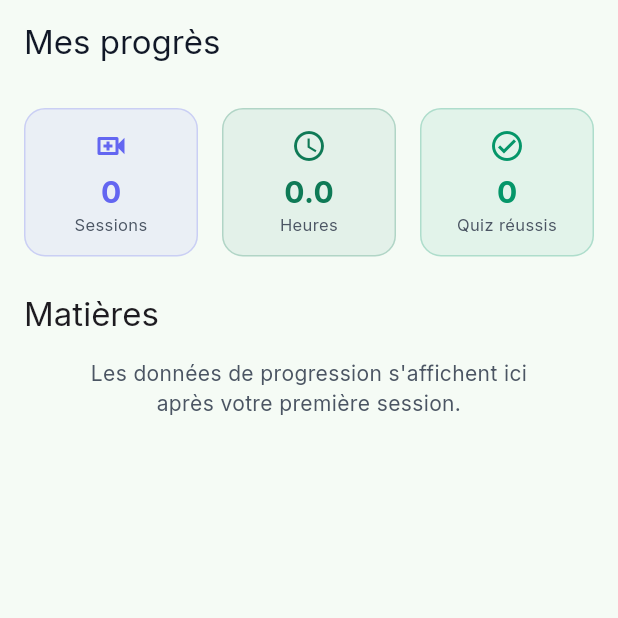
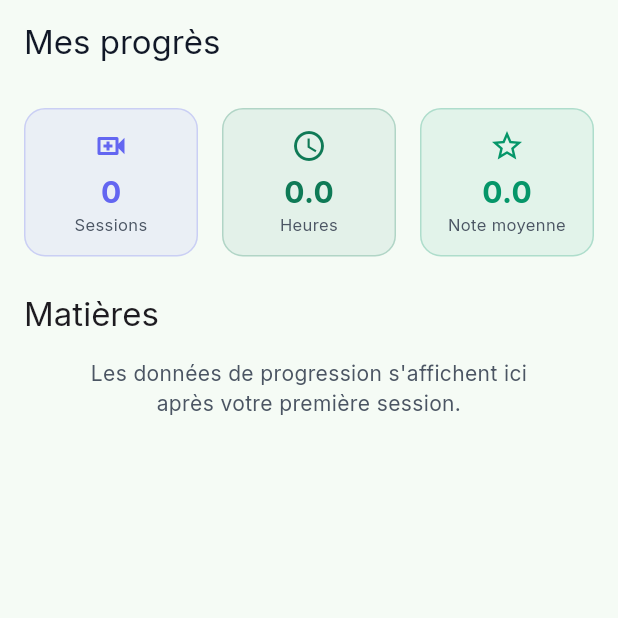
Before and after one commit to Skayls-dev/Suklu, a Flutter app: the screen it shows once a user with an empty profile is signed in, item 5 of the bottom bar chosen, on a phone screen of 412 x 824 dp, the top half of it. Run offline on Flutter 3.47's test engine with Material 3 defaults, Android fonts, the phone set to English and light mode, and no system bars; our stand-ins replace cloud_firestore, cloud_functions, connectivity_plus, data_table_2, dio, file_picker and 10 more; accounts and stored records are empty.

Commit message:
feat(mobile): add FCM handling and offline cache UX

```diff
--- a/apps/mobile/lib/app.dart
+++ b/apps/mobile/lib/app.dart
@@ -1,3 +1,5 @@
+import 'dart:async';
+
 import 'package:flutter/material.dart';
 import 'package:flutter_riverpod/flutter_riverpod.dart';
 import 'package:google_fonts/google_fonts.dart';
@@ -5,6 +7,7 @@ import 'package:google_fonts/google_fonts.dart';
 import 'core/constants/app_colors.dart';
 import 'core/constants/app_spacing.dart';
 import 'core/router/app_router.dart';
+import 'core/services/notification_handler_service.dart';
 
 class SukluApp extends ConsumerWidget {
   const SukluApp({super.key});
@@ -12,6 +15,7 @@ class SukluApp extends ConsumerWidget {
   @override
   Widget build(BuildContext context, WidgetRef ref) {
     final router = ref.watch(routerProvider);
+    unawaited(ref.read(notificationHandlerServiceProvider).init(router));
 
     return MaterialApp.router(
       title: 'Suklu',
--- a/apps/mobile/lib/core/router/app_router.dart
+++ b/apps/mobile/lib/core/router/app_router.dart
@@ -24,6 +24,7 @@ import '../../features/parent_linking/presentation/link_request_screen.dart';
 import '../../features/payments/presentation/payment_screen.dart';
 import '../../features/progress/presentation/progress_screen.dart';
 import '../../features/sessions/presentation/session_screen.dart';
+import '../widgets/offline_banner.dart';
 import 'route_guards.dart';
 
 // ─────────────────────────────────────────────────────────────────────────────
@@ -173,7 +174,12 @@ class _StudentShell extends ConsumerWidget {
   Widget build(BuildContext context, WidgetRef ref) {
     final idx = _selectedIndex(context);
     return Scaffold(
-      body: child,
+      body: Column(
+        children: [
+          const OfflineBanner(),
+          Expanded(child: child),
+        ],
+      ),
       bottomNavigationBar: NavigationBar(
         selectedIndex: idx,
         onDestinationSelected: (i) {
@@ -220,7 +226,12 @@ class _TutorShell extends ConsumerWidget {
   Widget build(BuildContext context, WidgetRef ref) {
     final idx = _selectedIndex(context);
     return Scaffold(
-      body: child,
+      body: Column(
+        children: [
+          const OfflineBanner(),
+          Expanded(child: child),
+        ],
+      ),
       bottomNavigationBar: NavigationBar(
         backgroundColor: AppColors.tutorAccent.withValues(alpha: 0.08),
         selectedIndex: idx,
@@ -264,7 +275,12 @@ class _ParentShell extends ConsumerWidget {
   Widget build(BuildContext context, WidgetRef ref) {
     final idx = _selectedIndex(context);
     return Scaffold(
-      body: child,
+      body: Column(
+        children: [
+          const OfflineBanner(),
+          Expanded(child: child),
+        ],
+      ),
       bottomNavigationBar: NavigationBar(
         selectedIndex: idx,
         onDestinationSelected: (i) {
--- a/apps/mobile/lib/features/booking/presentation/booking_detail_screen.dart
+++ b/apps/mobile/lib/features/booking/presentation/booking_detail_screen.dart
@@ -5,6 +5,7 @@ import 'package:intl/intl.dart';
 import '../../auth/presentation/auth_providers.dart';
 import '../../../core/constants/app_colors.dart';
 import '../../../core/constants/app_spacing.dart';
+import '../../../core/mixins/offline_guard_mixin.dart';
 import '../../../core/providers/firebase_providers.dart';
 import '../domain/booking_model.dart';
 
@@ -85,7 +86,8 @@ class _DetailView extends ConsumerStatefulWidget {
   ConsumerState<_DetailView> createState() => _DetailViewState();
 }
 
-class _DetailViewState extends ConsumerState<_DetailView> {
+class _DetailViewState extends ConsumerState<_DetailView>
+  with OfflineGuardMixin<_DetailView> {
   BookingModel get booking => widget.booking;
 
   Color _statusColor() => switch (booking.status) {
@@ -234,6 +236,7 @@ class _DetailViewState extends ConsumerState<_DetailView> {
   }
 
   void _confirmCancel(BuildContext context) {
+    guardOnline(context, () async {
       showDialog<void>(
         context: context,
         builder: (ctx) => AlertDialog(
@@ -257,6 +260,7 @@ class _DetailViewState extends ConsumerState<_DetailView> {
           ],
         ),
       );
+    });
   }
 }
 
--- a/apps/mobile/lib/features/progress/presentation/progress_screen.dart
+++ b/apps/mobile/lib/features/progress/presentation/progress_screen.dart
@@ -3,82 +3,41 @@ import 'package:flutter_riverpod/flutter_riverpod.dart';
 
 import '../../../core/constants/app_colors.dart';
 import '../../../core/constants/app_spacing.dart';
-import '../../../core/providers/firebase_providers.dart';
 import '../../auth/presentation/auth_providers.dart';
-
-// ── Progress data model ───────────────────────────────────────────────────────
-class _ProgressData {
-  const _ProgressData({
-    required this.sessions,
-    required this.hours,
-    required this.quizzes,
-    required this.subjectProgress,
-  });
-  final int sessions;
-  final double hours;
-  final int quizzes;
-  final Map<String, double> subjectProgress; // subject → 0.0-1.0
-}
-
-// ── Provider ──────────────────────────────────────────────────────────────────
-final _progressProvider = FutureProvider.autoDispose<_ProgressData>((ref) async {
-  final uid  = ref.watch(authStateNotifierProvider).value?.uid;
-  if (uid == null) return const _ProgressData(sessions: 0, hours: 0, quizzes: 0, subjectProgress: {});
-
-  final fs = ref.read(firestoreProvider);
-
-  // Completed bookings for this student
-  final bookingsSnap = await fs
-      .collection('bookings')
-      .where('studentId', isEqualTo: uid)
-      .where('status', isEqualTo: 'completed')
-      .get();
-
-  final bookings = bookingsSnap.docs.map((d) => d.data()).toList();
-  final sessions = bookings.length;
-  final totalMinutes = bookings.fold<int>(0, (sum, b) => sum + ((b['durationMinutes'] as num?)?.toInt() ?? 0));
-  final hours = totalMinutes / 60.0;
-
-  // Count sessions per subject
-  final subjectCounts = <String, int>{};
-  for (final b in bookings) {
-    final s = b['subjectId'] as String? ?? 'Autre';
-    subjectCounts[s] = (subjectCounts[s] ?? 0) + 1;
-  }
-  final maxCount = subjectCounts.values.fold(0, (m, v) => v > m ? v : m);
-  final subjectProgress = subjectCounts.map((k, v) =>
-      MapEntry(k, maxCount > 0 ? v / maxCount : 0.0));
-
-  // Successful quizzes in ai_logs
-  final quizSnap = await fs
-      .collection('ai_logs')
-      .where('userId', isEqualTo: uid)
-      .where('type', isEqualTo: 'quiz')
-      .where('success', isEqualTo: true)
-      .get();
-  final quizzes = quizSnap.docs.length;
-
-  return _ProgressData(
-    sessions: sessions,
-    hours: hours,
-    quizzes: quizzes,
-    subjectProgress: subjectProgress,
-  );
-});
+import '../data/progress_repository.dart';
 
 class ProgressScreen extends ConsumerWidget {
   const ProgressScreen({super.key});
 
   @override
   Widget build(BuildContext context, WidgetRef ref) {
-    final async = ref.watch(_progressProvider);
+    final uid = ref.watch(authStateNotifierProvider).value?.uid;
+    if (uid == null) {
+      return const Scaffold(body: Center(child: Text('Utilisateur non connecté')));
+    }
+    final async = ref.watch(studentProgressProvider(uid));
 
     return Scaffold(
       appBar: AppBar(title: const Text('Mes progrès')),
       body: async.when(
         loading: () => const Center(child: CircularProgressIndicator()),
         error:   (e, _) => Center(child: Text('Erreur: $e')),
-        data: (data) => SingleChildScrollView(
+        data: (records) {
+          final sessions = records.fold<int>(0, (sum, item) => sum + item.sessionCount);
+          final totalMinutes = records.fold<int>(0, (sum, item) => sum + item.totalMinutes);
+          final hours = totalMinutes / 60.0;
+          final ratings = records
+              .where((record) => record.averageRating > 0)
+              .map((record) => record.averageRating)
+              .toList();
+          final avgRating =
+              ratings.isEmpty ? 0.0 : ratings.reduce((a, b) => a + b) / ratings.length;
+          final subjectProgress = <String, double>{
+            for (final record in records)
+              record.subjectId: (record.sessionCount / 10).clamp(0.0, 1.0),
+          };
+
+          return SingleChildScrollView(
           padding: AppSpacing.pagePadding,
           child: Column(
             crossAxisAlignment: CrossAxisAlignment.start,
@@ -87,22 +46,22 @@ class ProgressScreen extends ConsumerWidget {
               Row(children: [
                 Expanded(child: _StatCard(
                   label: 'Sessions',
-                  value: '${data.sessions}',
+                  value: '$sessions',
                   icon: Icons.video_call_outlined,
                   color: AppColors.info,
                 )),
                 AppSpacing.gapMd,
                 Expanded(child: _StatCard(
                   label: 'Heures',
-                  value: data.hours.toStringAsFixed(1),
+                  value: hours.toStringAsFixed(1),
                   icon: Icons.schedule_outlined,
                   color: AppColors.primary,
                 )),
                 AppSpacing.gapMd,
                 Expanded(child: _StatCard(
-                  label: 'Quiz réussis',
-                  value: '${data.quizzes}',
-                  icon: Icons.check_circle_outlined,
+                  label: 'Note moyenne',
+                  value: avgRating.toStringAsFixed(1),
+                  icon: Icons.star_outline,
                   color: AppColors.success,
                 )),
               ]),
@@ -111,7 +70,7 @@ class ProgressScreen extends ConsumerWidget {
               Text('Matières', style: Theme.of(context).textTheme.titleLarge),
               AppSpacing.gapMd,
 
-              if (data.subjectProgress.isEmpty)
+              if (subjectProgress.isEmpty)
                 Center(
                   child: Text(
                     'Les données de progression s\'affichent ici\naprès votre première session.',
@@ -120,11 +79,12 @@ class ProgressScreen extends ConsumerWidget {
                   ),
                 )
               else
-                ...data.subjectProgress.entries.map((e) =>
+                ...subjectProgress.entries.map((e) =>
                   _SubjectProgressCard(subject: e.key, progress: e.value)),
             ],
           ),
-        ),
+        );
+        },
       ),
     );
   }
--- a/apps/mobile/pubspec.yaml
+++ b/apps/mobile/pubspec.yaml
@@ -17,6 +17,7 @@ dependencies:
   cloud_firestore:      ^5.4.4
   firebase_storage:     ^12.3.2
   cloud_functions:      ^5.1.3
+  firebase_messaging:   ^15.1.6
 
   # ── State management ──────────────────────────────────────────────────────
   flutter_riverpod:     ^2.5.1
@@ -43,6 +44,7 @@ dependencies:
 
   # ── Secure storage (tokens, session keys) ─────────────────────────────────
   flutter_secure_storage: ^9.2.2
+  connectivity_plus:    ^6.1.0
 
   # ── UI ────────────────────────────────────────────────────────────────────
   google_fonts:         ^6.2.1
@@ -67,6 +69,7 @@ dev_dependencies:
   json_serializable:      ^6.8.0
   custom_lint:            ^0.6.7
   riverpod_lint:          ^2.3.13
+  fake_cloud_firestore:   ^3.0.3
 
 flutter:
   uses-material-design: true
```
Also changed, not shown: apps/mobile/lib/core/mixins/offline_guard_mixin.dart (added, +23 -0 lines), apps/mobile/lib/core/providers/connectivity_provider.dart (added, +30 -0 lines), apps/mobile/lib/core/services/fcm_token_service.dart (added, +106 -0 lines), apps/mobile/lib/core/services/notification_handler_service.dart (added, +74 -0 lines), apps/mobile/lib/core/widgets/offline_banner.dart (added, +36 -0 lines), apps/mobile/lib/features/auth/presentation/auth_providers.dart (+20 -0 lines), apps/mobile/lib/features/booking/data/booking_repository.dart (+41 -21 lines), apps/mobile/lib/features/booking/domain/booking_model.dart (+7 -1 lines), apps/mobile/lib/features/booking/presentation/booking_providers.dart (+5 -6 lines), apps/mobile/lib/features/booking/presentation/booking_screen.dart (+47 -4 lines), apps/mobile/lib/features/progress/data/progress_repository.dart (added, +29 -0 lines), apps/mobile/lib/features/progress/domain/progress_record.dart (added, +49 -0 lines), apps/mobile/lib/main.dart (+13 -0 lines), apps/mobile/pubspec.lock, 2 other files. Lines whose indentation alone changed are shown as unchanged.
